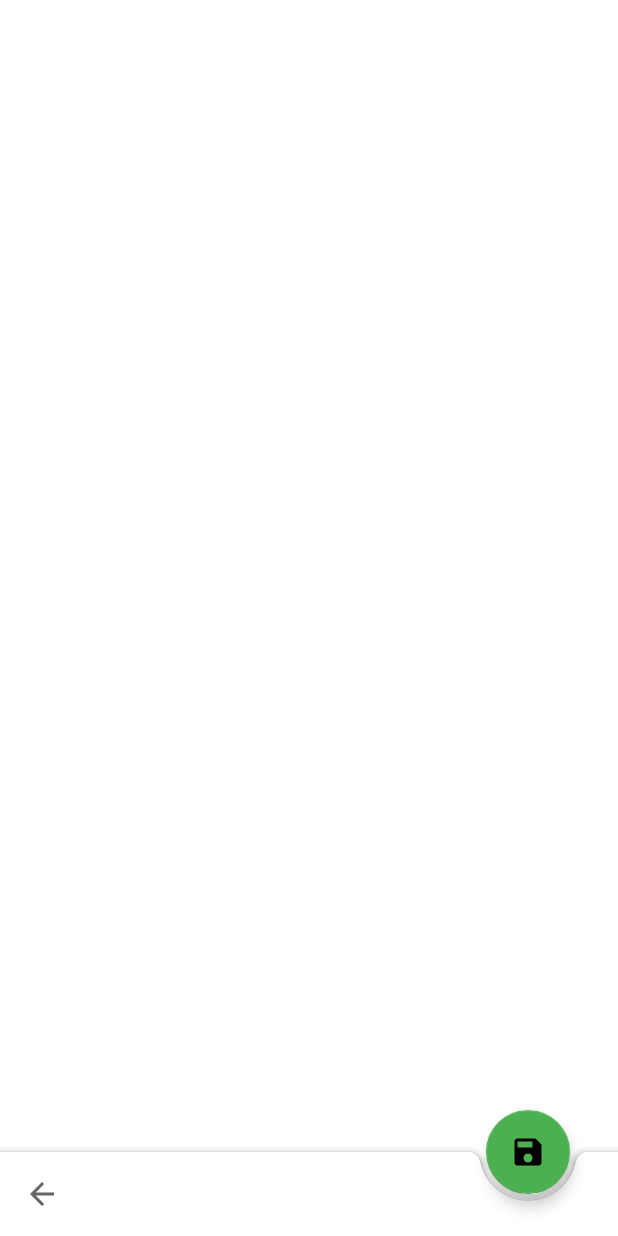
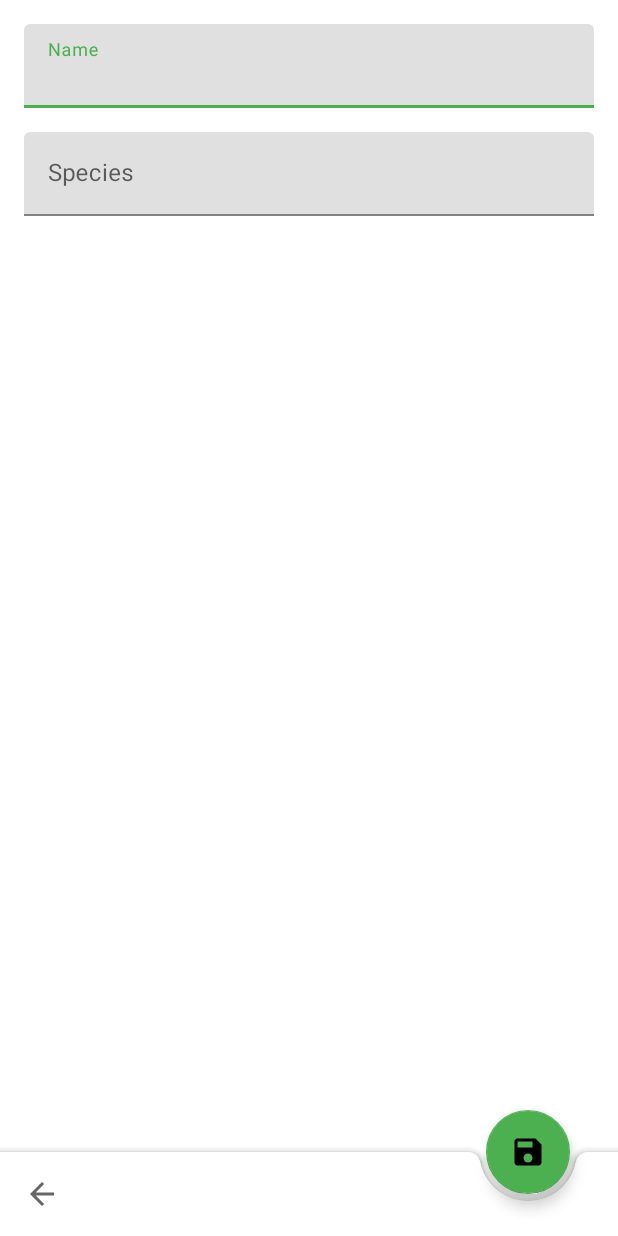
Before and after one commit to dopieralad/flowers, an Android app: the screen it shows after launch (NewFlowerActivity), after a tap on an icon or button, on a phone screen of 412 x 824 dp. Run offline under Robolectric (Android 15) with nearby library versions, the phone set to English and light mode, and no system bars; our stand-ins replace Room's generated code.

Commit message:
Add a basic form for creating Flowers

```diff
--- a/flowers/src/main/kotlin/pl/dopieralad/university/ma/flowers/MainActivity.kt
+++ b/flowers/src/main/kotlin/pl/dopieralad/university/ma/flowers/MainActivity.kt
@@ -7,12 +7,18 @@ import androidx.lifecycle.Observer
 import androidx.lifecycle.ViewModelProvider
 import androidx.recyclerview.widget.LinearLayoutManager
 import androidx.recyclerview.widget.RecyclerView
+import com.google.android.material.snackbar.Snackbar
 import kotlinx.android.synthetic.main.main_activity.*
+import pl.dopieralad.university.ma.flowers.flower.Flower
 import pl.dopieralad.university.ma.flowers.flower.FlowerListAdapter
 import pl.dopieralad.university.ma.flowers.flower.FlowerViewModel
+import pl.dopieralad.university.ma.flowers.utils.Extras
+import pl.dopieralad.university.ma.flowers.utils.RequestCode
 
 
 class MainActivity : AppCompatActivity() {
+
+    private lateinit var flowerViewModel: FlowerViewModel
 
     override fun onCreate(savedInstanceState: Bundle?) {
         super.onCreate(savedInstanceState)
@@ -26,12 +32,31 @@ class MainActivity : AppCompatActivity() {
         recyclerView.adapter = recyclerAdapter
         recyclerView.layoutManager = LinearLayoutManager(this)
 
-        val flowerViewModel = ViewModelProvider(this).get(FlowerViewModel::class.java)
+        flowerViewModel = ViewModelProvider(this).get(FlowerViewModel::class.java)
         flowerViewModel.getAll().observe(this, Observer { recyclerAdapter.flowers = it })
 
         fab.setOnClickListener {
             val intent = Intent(this@MainActivity, NewFlowerActivity::class.java)
-            startActivity(intent)
+            startActivityForResult(intent, RequestCode.ADD_FLOWER.ordinal)
+        }
+    }
+
+    override fun onActivityResult(requestCode: Int, resultCode: Int, data: Intent?) {
+        super.onActivityResult(requestCode, resultCode, data)
+
+        when (requestCode) {
+            RequestCode.ADD_FLOWER.ordinal -> handleFlowerAdded(data)
+        }
+    }
+
+    private fun handleFlowerAdded(data: Intent?) {
+        data?.let {
+            val flower = data.getSerializableExtra(Extras.FLOWER.name) as Flower?
+            flower?.let {
+                flowerViewModel.insert(it)
+                val view: RecyclerView = findViewById(R.id.flower_list)
+                Snackbar.make(view, "Flower '${it.name}' created!", 2000).show()
+            }
         }
     }
 }
--- a/flowers/src/main/kotlin/pl/dopieralad/university/ma/flowers/flower/Flower.kt
+++ b/flowers/src/main/kotlin/pl/dopieralad/university/ma/flowers/flower/Flower.kt
@@ -2,6 +2,7 @@ package pl.dopieralad.university.ma.flowers.flower
 
 import androidx.room.Entity
 import androidx.room.PrimaryKey
+import java.io.Serializable
 
 @Entity
 data class Flower(
@@ -9,4 +10,4 @@ data class Flower(
         val id: Int = 0,
         val name: String,
         val species: String
-)
+) : Serializable
--- /dev/null
+++ b/flowers/src/main/kotlin/pl/dopieralad/university/ma/flowers/utils/Extras.kt
@@ -0,0 +1,5 @@
+package pl.dopieralad.university.ma.flowers.utils
+
+enum class Extras {
+    FLOWER
+}
--- /dev/null
+++ b/flowers/src/main/kotlin/pl/dopieralad/university/ma/flowers/utils/RequestCode.kt
@@ -0,0 +1,7 @@
+package pl.dopieralad.university.ma.flowers.utils
+
+enum class RequestCode {
+    ADD_FLOWER;
+
+    fun toInt() = ordinal
+}
--- /dev/null
+++ b/flowers/src/main/kotlin/pl/dopieralad/university/ma/flowers/utils/ResultCode.kt
@@ -0,0 +1,5 @@
+package pl.dopieralad.university.ma.flowers.utils
+
+enum class ResultCode {
+    OK
+}
--- a/flowers/src/main/res/layout/new_flower_activity.xml
+++ b/flowers/src/main/res/layout/new_flower_activity.xml
@@ -7,6 +7,39 @@
         android:layout_width="match_parent"
         android:layout_height="match_parent"
         tools:context=".MainActivity">
+
+    <LinearLayout xmlns:android="http://schemas.android.com/apk/res/android"
+                  android:layout_width="match_parent"
+                  android:layout_height="match_parent"
+                  android:paddingLeft="16dp"
+                  android:paddingRight="16dp"
+                  android:orientation="vertical">
+        <com.google.android.material.textfield.TextInputLayout
+                android:layout_width="match_parent"
+                android:layout_height="wrap_content"
+                android:paddingTop="16dp"
+                android:hint="@string/flower_name">
+            <com.google.android.material.textfield.TextInputEditText
+                    android:id="@+id/flower_name"
+                    android:layout_width="match_parent"
+                    android:layout_height="wrap_content"
+                    android:inputType="textCapSentences"
+            />
+        </com.google.android.material.textfield.TextInputLayout>
+
+        <com.google.android.material.textfield.TextInputLayout
+                android:layout_width="match_parent"
+                android:layout_height="wrap_content"
+                android:paddingTop="16dp"
+                android:hint="@string/flower_species">
+            <com.google.android.material.textfield.TextInputEditText
+                    android:id="@+id/flower_species"
+                    android:layout_width="match_parent"
+                    android:layout_height="wrap_content"
+                    android:inputType="textCapSentences"
+            />
+        </com.google.android.material.textfield.TextInputLayout>
+    </LinearLayout>
 
     <com.google.android.material.bottomappbar.BottomAppBar
             android:id="@+id/bar"
--- a/flowers/src/main/res/values/strings.xml
+++ b/flowers/src/main/res/values/strings.xml
@@ -1,4 +1,6 @@
 <resources>
     <string name="app_name">Flowers</string>
     <string name="action_settings">Settings</string>
+    <string name="flower_name">Name</string>
+    <string name="flower_species">Species</string>
 </resources>
```
Also changed, not shown: flowers/src/main/kotlin/pl/dopieralad/university/ma/flowers/NewFlowerActivity.kt (+17 -0 lines).
